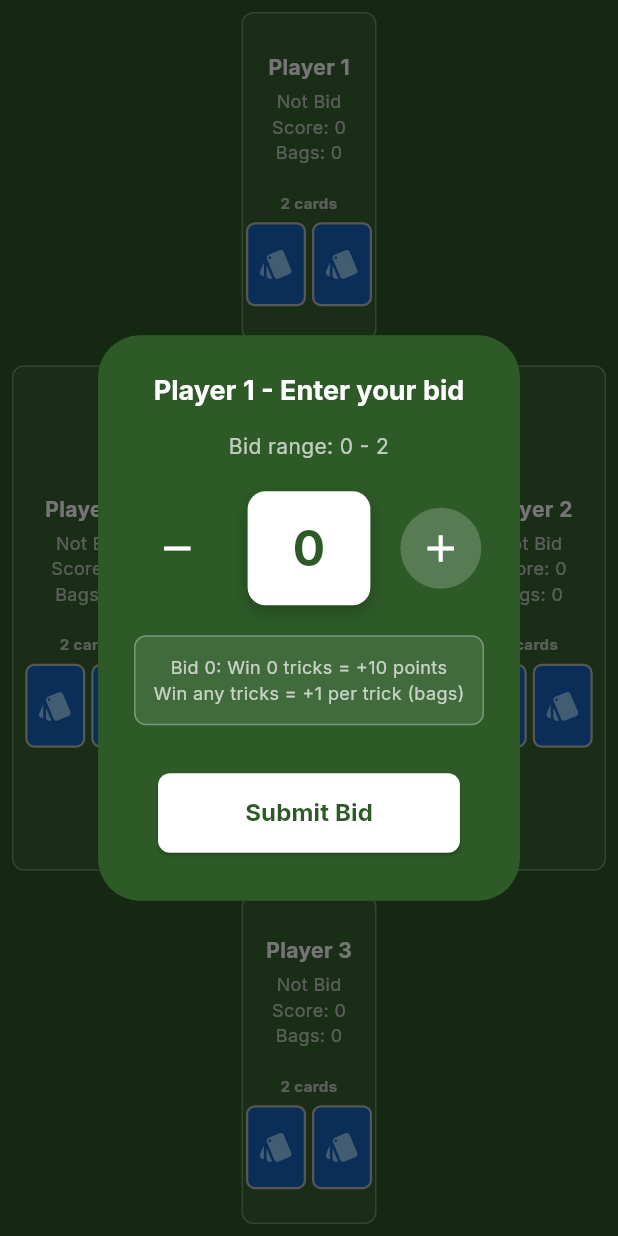
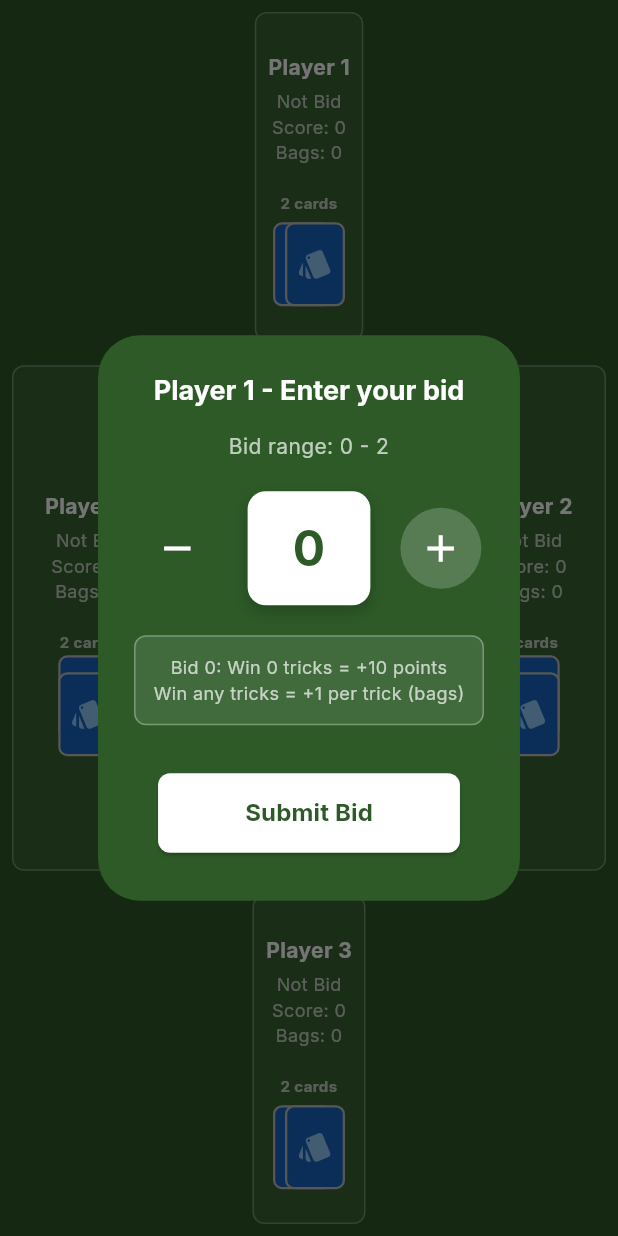
Before and after one commit to AungMyoKyaw4198/2to10_game, a Flutter app: the screen it shows after launch, after a tap on "Start New Game", on a phone screen of 412 x 824 dp. Run offline on Flutter 3.47's test engine with Material 3 defaults, Android fonts, the phone set to English and light mode, and no system bars; our stand-ins replace confetti, google_fonts.

Commit message:
Stack card on player box

```diff
--- a/two_to_ten/lib/widgets/player_box.dart
+++ b/two_to_ten/lib/widgets/player_box.dart
@@ -336,29 +336,67 @@ class _PlayerBoxState extends State<PlayerBox> {
         widget.currentRound!.playerHands[widget.playerIndex];
     double cardWidth = 40;
     double cardHeight = 56;
+    double overlap = 0.2; // 20% offset, 80% overlap
+    if (widget.position == 'left' || widget.position == 'right') {
+      // Vertical stack for side players
+      double stackHeight =
+          cardHeight + (hand.length - 1) * cardHeight * overlap;
       return SizedBox(
-      height: cardHeight + 8,
+        width: cardWidth + 8,
+        height: stackHeight,
         child: SingleChildScrollView(
-        scrollDirection: Axis.horizontal,
-        child: Row(
-          mainAxisAlignment: MainAxisAlignment.center,
-          children:
-              hand
-                  .map(
-                    (card) => Padding(
-                      padding: const EdgeInsets.symmetric(horizontal: 2),
+          scrollDirection: Axis.vertical,
+          child: SizedBox(
+            width: cardWidth + 8,
+            height: stackHeight,
+            child: Stack(
+              alignment: Alignment.center,
+              children: [
+                for (int i = 0; i < hand.length; i++)
+                  Positioned(
+                    top: i * cardHeight * overlap,
                     child: PlayingCardWidget(
-                        card: card,
+                      card: hand[i],
                       faceUp: false,
                       width: cardWidth,
                       height: cardHeight,
                     ),
                   ),
-                  )
-                  .toList(),
+              ],
+            ),
           ),
         ),
       );
+    } else {
+      // Horizontal stack for top/bottom
+      double stackWidth = cardWidth + (hand.length - 1) * cardWidth * overlap;
+      return SizedBox(
+        height: cardHeight + 8,
+        width: stackWidth,
+        child: SingleChildScrollView(
+          scrollDirection: Axis.horizontal,
+          child: SizedBox(
+            height: cardHeight + 8,
+            width: stackWidth,
+            child: Stack(
+              alignment: Alignment.center,
+              children: [
+                for (int i = 0; i < hand.length; i++)
+                  Positioned(
+                    left: i * cardWidth * overlap,
+                    child: PlayingCardWidget(
+                      card: hand[i],
+                      faceUp: false,
+                      width: cardWidth,
+                      height: cardHeight,
+                    ),
+                  ),
+              ],
+            ),
+          ),
+        ),
+      );
+    }
   }
 
   Widget _buildCardCount(BuildContext context) {
```
Lines whose indentation alone changed are shown as unchanged.
